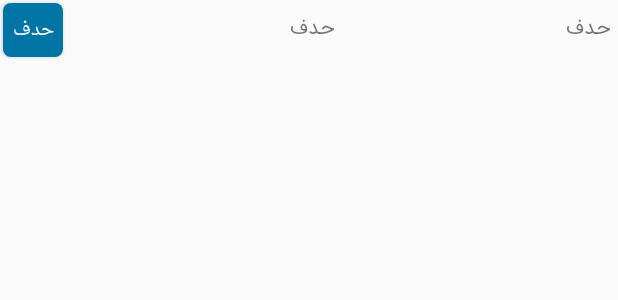
After one commit to yosefi1988/EvaluationApp, an Android app: the layout row_subscribe.xml on its own in the app's theme, with its tools: preview values and no code run, on a phone screen of 412 x 824 dp. The commit adds this screen. Shown: the top 300 px of the screen. Run offline under Robolectric (Android 15) with nearby library versions, the phone set to English and light mode, and no system bars.

Commit message:
prepare subscribe

```diff
--- a/app/src/main/AndroidManifest.xml
+++ b/app/src/main/AndroidManifest.xml
@@ -35,7 +35,7 @@
         tools:ignore="GoogleAppIndexingWarning">
 
         <meta-data android:name="AA_DB_NAME" android:value="EvaluationDatabase" />
-        <meta-data android:name="AA_DB_VERSION" android:value="2" />
+        <meta-data android:name="AA_DB_VERSION" android:value="5" />
 
         <service android:name=".TopWindowService"/>
         <service android:name=".classes.service.AuthenticatorService">
--- a/app/src/main/java/ir/sajjadyosefi/evaluation/activity/SplashScreenActivity.java
+++ b/app/src/main/java/ir/sajjadyosefi/evaluation/activity/SplashScreenActivity.java
@@ -25,6 +25,7 @@ import ir.sajjadyosefi.evaluation.classes.model.request.account.LoginRequest;
 import ir.sajjadyosefi.evaluation.classes.model.responses.Abfax.AbfaxSelects;
 import ir.sajjadyosefi.evaluation.classes.utility.DateConverterSjd;
 import ir.sajjadyosefi.evaluation.model.db.Config;
+import ir.sajjadyosefi.evaluation.model.db.Task;
 import ir.sajjadyosefi.evaluation.networkLayout.retrofit.TubelessRetrofitCallback;
 import retrofit2.Call;
 import retrofit2.Callback;
@@ -57,6 +58,7 @@ public class SplashScreenActivity extends TubelessActivity {
 
 
        // dialog.show();
+
 
 //        Category restaurants = new Category();
 //        restaurants.name = "Restaurants";
--- /dev/null
+++ b/app/src/main/res/layout/row_subscribe.xml
@@ -0,0 +1,55 @@
+<?xml version="1.0" encoding="utf-8"?>
+<LinearLayout
+    xmlns:android="http://schemas.android.com/apk/res/android"
+    xmlns:app="http://schemas.android.com/apk/res-auto"
+    android:layout_width="match_parent"
+    android:layout_height="wrap_content"
+    android:orientation="horizontal"
+    android:gravity="right"  >
+
+    <LinearLayout
+        android:layout_width="match_parent"
+        android:layout_height="wrap_content"
+        android:layoutDirection="rtl"
+        android:textDirection="ltr"
+        android:gravity="center"
+        android:orientation="horizontal" >
+
+        <ir.sajjadyosefi.evaluation.classes.wiget.PersianTextView
+            android:id="@+id/textViewCode"
+            android:layout_width="0dp"
+            android:layout_weight="8"
+            android:textDirection="rtl"
+            android:layout_gravity="center"
+            android:gravity="start|center"
+            android:layout_marginStart="5dp"
+            android:layout_marginEnd="5dp"
+            android:layout_height="match_parent"
+            android:text="@string/delete" />
+
+        <ir.sajjadyosefi.evaluation.classes.wiget.PersianTextView
+            android:id="@+id/textViewValue"
+            android:layout_width="0dp"
+            android:layout_weight="8"
+            android:textDirection="rtl"
+            android:layout_gravity="center"
+            android:gravity="start|center"
+            android:layout_marginStart="5dp"
+            android:layout_marginEnd="5dp"
+            android:layout_height="match_parent"
+            android:text="@string/delete" />
+
+        <Button
+            android:id="@+id/buttonDelete"
+            android:layout_width="0dp"
+            android:layout_weight="2"
+            android:layout_height="40dp"
+            android:background="@drawable/btn_search"
+            android:text="@string/delete"
+            android:textAllCaps="false"
+            android:textColor="#fff" />
+
+    </LinearLayout>
+
+
+</LinearLayout>
```
Also changed, not shown: app/src/main/java/ir/sajjadyosefi/evaluation/activity/business/SubscriptionsActivity.java (+35 -44 lines), app/src/main/java/ir/sajjadyosefi/evaluation/adapter/EndlessList_Adapter.java (+71 -2 lines), app/src/main/java/ir/sajjadyosefi/evaluation/classes/model/responses/Abfax/OldSubscribeListItem.java (+25 -1 lines), app/src/main/java/ir/sajjadyosefi/evaluation/dialog/CustomDialogClass.java (added, +51 -0 lines), app/src/main/java/ir/sajjadyosefi/evaluation/model/business/Subscribe.java (added, +41 -0 lines), app/src/main/res/layout/activity_subscriptions.xml (+10 -10 lines), app/src/main/res/layout/custom_dialog.xml (added, +65 -0 lines), app/src/main/res/layout/row_last_item.xml (renamed from app/src/main/res/layout/row_last_item_waster_water.xml).
